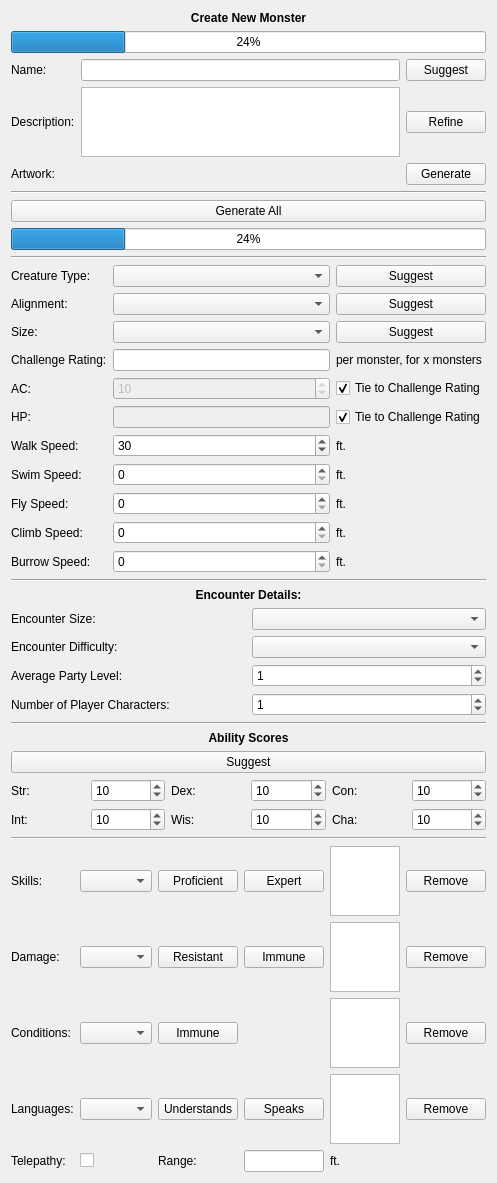
Zhendryk/monster_maker, file monster_forge/gui/view/qt_designer/monster_creation_view.ui: the form before one commit.
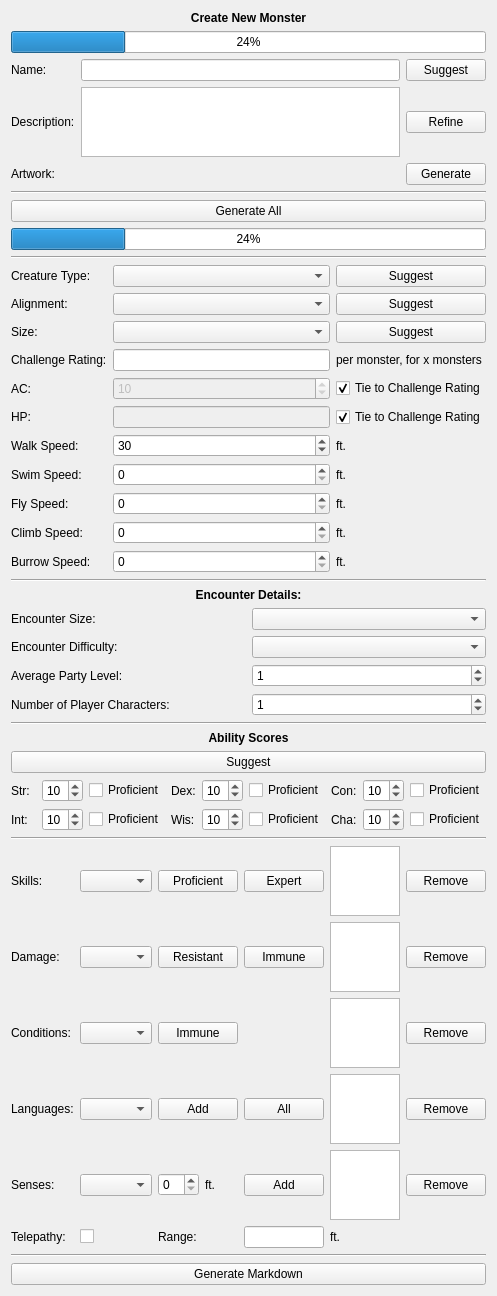
The form after the commit.

The edit to the form file:
```diff
--- a/monster_forge/gui/view/qt_designer/monster_creation_view.ui
+++ b/monster_forge/gui/view/qt_designer/monster_creation_view.ui
@@ -7,7 +7,7 @@
     <x>0</x>
     <y>0</y>
     <width>468</width>
-    <height>1042</height>
+    <height>1130</height>
    </rect>
   </property>
   <property name="windowTitle">
@@ -471,42 +471,14 @@
    </item>
    <item>
     <layout class="QGridLayout" name="gl_ability_scores">
-     <item row="0" column="2">
+     <item row="0" column="3">
       <widget class="QLabel" name="_lbl_dex">
        <property name="text">
         <string>Dex:</string>
        </property>
       </widget>
      </item>
-     <item row="0" column="4">
-      <widget class="QLabel" name="_lbl_con">
-       <property name="text">
-        <string>Con:</string>
-       </property>
-      </widget>
-     </item>
-     <item row="0" column="1">
-      <widget class="QSpinBox" name="spinbox_str">
-       <property name="value">
-        <number>10</number>
-       </property>
-      </widget>
-     </item>
-     <item row="0" column="0">
-      <widget class="QLabel" name="_lbl_str">
-       <property name="text">
-        <string>Str:</string>
-       </property>
-      </widget>
-     </item>
-     <item row="0" column="3">
-      <widget class="QSpinBox" name="spinbox_dex">
-       <property name="value">
-        <number>10</number>
-       </property>
-      </widget>
-     </item>
-     <item row="0" column="5">
+     <item row="0" column="7">
       <widget class="QSpinBox" name="spinbox_con">
        <property name="value">
         <number>10</number>
@@ -520,41 +492,111 @@
        </property>
       </widget>
      </item>
-     <item row="1" column="1">
-      <widget class="QSpinBox" name="spinbox_int">
+     <item row="0" column="1">
+      <widget class="QSpinBox" name="spinbox_str">
        <property name="value">
         <number>10</number>
        </property>
       </widget>
      </item>
-     <item row="1" column="2">
+     <item row="1" column="3">
       <widget class="QLabel" name="_lbl_wis">
        <property name="text">
         <string>Wis:</string>
        </property>
       </widget>
      </item>
-     <item row="1" column="3">
+     <item row="1" column="2">
+      <widget class="QCheckBox" name="checkbox_prof_int_st">
+       <property name="text">
+        <string>Proficient</string>
+       </property>
+      </widget>
+     </item>
+     <item row="1" column="7">
+      <widget class="QSpinBox" name="spinbox_cha">
+       <property name="value">
+        <number>10</number>
+       </property>
+      </widget>
+     </item>
+     <item row="0" column="6">
+      <widget class="QLabel" name="_lbl_con">
+       <property name="text">
+        <string>Con:</string>
+       </property>
+      </widget>
+     </item>
+     <item row="1" column="4">
       <widget class="QSpinBox" name="spinbox_wis">
        <property name="value">
         <number>10</number>
        </property>
       </widget>
      </item>
-     <item row="1" column="4">
+     <item row="0" column="2">
+      <widget class="QCheckBox" name="checkbox_prof_str_st">
+       <property name="text">
+        <string>Proficient</string>
+       </property>
+      </widget>
+     </item>
+     <item row="1" column="5">
+      <widget class="QCheckBox" name="checkbox_prof_wis_st">
+       <property name="text">
+        <string>Proficient</string>
+       </property>
+      </widget>
+     </item>
+     <item row="0" column="0">
+      <widget class="QLabel" name="_lbl_str">
+       <property name="text">
+        <string>Str:</string>
+       </property>
+      </widget>
+     </item>
+     <item row="1" column="1">
+      <widget class="QSpinBox" name="spinbox_int">
+       <property name="value">
+        <number>10</number>
+       </property>
+      </widget>
+     </item>
+     <item row="1" column="6">
       <widget class="QLabel" name="_lbl_cha">
        <property name="text">
         <string>Cha:</string>
        </property>
       </widget>
      </item>
-     <item row="1" column="5">
-      <widget class="QSpinBox" name="spinbox_cha">
+     <item row="0" column="4">
+      <widget class="QSpinBox" name="spinbox_dex">
        <property name="value">
         <number>10</number>
        </property>
       </widget>
      </item>
+     <item row="0" column="5">
+      <widget class="QCheckBox" name="checkbox_prof_dex_st">
+       <property name="text">
+        <string>Proficient</string>
+       </property>
+      </widget>
+     </item>
+     <item row="0" column="8">
+      <widget class="QCheckBox" name="checkbox_prof_con_st">
+       <property name="text">
+        <string>Proficient</string>
+       </property>
+      </widget>
+     </item>
+     <item row="1" column="8">
+      <widget class="QCheckBox" name="checkbox_prof_cha_st">
+       <property name="text">
+        <string>Proficient</string>
+       </property>
+      </widget>
+     </item>
     </layout>
    </item>
    <item>
@@ -566,6 +608,16 @@
    </item>
    <item>
     <layout class="QGridLayout" name="gl_skills">
+     <item row="0" column="3">
+      <widget class="QPushButton" name="btn_expert_skill">
+       <property name="text">
+        <string>Expert</string>
+       </property>
+      </widget>
+     </item>
+     <item row="1" column="1">
+      <widget class="QComboBox" name="cb_damage"/>
+     </item>
      <item row="2" column="5">
       <widget class="QPushButton" name="btn_remove_condition">
        <property name="text">
@@ -573,15 +625,22 @@
        </property>
       </widget>
      </item>
-     <item row="4" column="0">
-      <widget class="QLabel" name="_lbl_telepathy">
+     <item row="1" column="3">
+      <widget class="QPushButton" name="btn_immune_damage">
        <property name="text">
-        <string>Telepathy:</string>
+        <string>Immune</string>
        </property>
       </widget>
      </item>
-     <item row="2" column="4">
-      <widget class="QListWidget" name="listview_conditions"/>
+     <item row="1" column="4">
+      <widget class="QListWidget" name="listview_damage"/>
+     </item>
+     <item row="2" column="2">
+      <widget class="QPushButton" name="btn_immune_condition">
+       <property name="text">
+        <string>Immune</string>
+       </property>
+      </widget>
      </item>
      <item row="3" column="0">
       <widget class="QLabel" name="_lbl_languages">
@@ -590,22 +649,16 @@
        </property>
       </widget>
      </item>
-     <item row="0" column="2">
-      <widget class="QPushButton" name="btn_proficient_skill">
+     <item row="2" column="4">
+      <widget class="QListWidget" name="listview_conditions"/>
+     </item>
+     <item row="5" column="0">
+      <widget class="QLabel" name="_lbl_telepathy">
        <property name="text">
-        <string>Proficient</string>
+        <string>Telepathy:</string>
        </property>
       </widget>
      </item>
-     <item row="3" column="1">
-      <widget class="QComboBox" name="cb_languages"/>
-     </item>
-     <item row="0" column="1">
-      <widget class="QComboBox" name="cb_skills"/>
-     </item>
-     <item row="1" column="4">
-      <widget class="QListWidget" name="listview_damage"/>
-     </item>
      <item row="2" column="0">
       <widget class="QLabel" name="_lbl_conditions">
        <property name="text">
@@ -613,57 +666,44 @@
        </property>
       </widget>
      </item>
-     <item row="1" column="0">
-      <widget class="QLabel" name="_lbl_dmg">
-       <property name="text">
-        <string>Damage:</string>
-       </property>
-      </widget>
-     </item>
-     <item row="3" column="4">
-      <widget class="QListWidget" name="listview_languages"/>
-     </item>
-     <item row="1" column="3">
-      <widget class="QPushButton" name="btn_immune_damage">
-       <property name="text">
-        <string>Immune</string>
-       </property>
-      </widget>
-     </item>
      <item row="3" column="3">
-      <widget class="QPushButton" name="btn_speaks_language">
+      <widget class="QPushButton" name="btn_all_languages">
        <property name="text">
-        <string>Speaks</string>
+        <string>All</string>
        </property>
       </widget>
      </item>
-     <item row="4" column="3">
+     <item row="5" column="1">
+      <widget class="QCheckBox" name="checkbox_telepathy">
+       <property name="text">
+        <string/>
+       </property>
+      </widget>
+     </item>
+     <item row="5" column="3">
       <widget class="QLineEdit" name="lineedit_telepathy_range"/>
      </item>
-     <item row="2" column="2">
-      <widget class="QPushButton" name="btn_immune_condition">
+     <item row="0" column="5">
+      <widget class="QPushButton" name="btn_remove_skill">
        <property name="text">
-        <string>Immune</string>
+        <string>Remove</string>
        </property>
       </widget>
      </item>
-     <item row="3" column="2">
-      <widget class="QPushButton" name="btn_understands_language">
-       <property name="text">
-        <string>Understands</string>
-       </property>
-      </widget>
-     </item>
-     <item row="0" column="4">
-      <widget class="QListWidget" name="listview_skills"/>
-     </item>
-     <item row="4" column="4">
+     <item row="5" column="4">
       <widget class="QLabel" name="_lbl_ft">
        <property name="text">
         <string>ft.</string>
        </property>
       </widget>
      </item>
+     <item row="1" column="2">
+      <widget class="QPushButton" name="btn_resistant_damage">
+       <property name="text">
+        <string>Resistant</string>
+       </property>
+      </widget>
+     </item>
      <item row="1" column="5">
       <widget class="QPushButton" name="btn_remove_damage">
        <property name="text">
@@ -671,19 +711,21 @@
        </property>
       </widget>
      </item>
-     <item row="0" column="3">
-      <widget class="QPushButton" name="btn_expert_skill">
+     <item row="3" column="2">
+      <widget class="QPushButton" name="btn_add_language">
        <property name="text">
-        <string>Expert</string>
+        <string>Add</string>
        </property>
       </widget>
      </item>
-     <item row="0" column="0">
-      <widget class="QLabel" name="_lbl_skills">
-       <property name="text">
-        <string>Skills:</string>
-       </property>
-      </widget>
+     <item row="3" column="1">
+      <widget class="QComboBox" name="cb_languages"/>
+     </item>
+     <item row="0" column="4">
+      <widget class="QListWidget" name="listview_skills"/>
+     </item>
+     <item row="0" column="1">
+      <widget class="QComboBox" name="cb_skills"/>
      </item>
      <item row="3" column="5">
       <widget class="QPushButton" name="btn_remove_language">
@@ -692,42 +734,97 @@
        </property>
       </widget>
      </item>
-     <item row="0" column="5">
-      <widget class="QPushButton" name="btn_remove_skill">
+     <item row="0" column="2">
+      <widget class="QPushButton" name="btn_proficient_skill">
        <property name="text">
-        <string>Remove</string>
+        <string>Proficient</string>
        </property>
       </widget>
      </item>
-     <item row="1" column="1">
-      <widget class="QComboBox" name="cb_damage"/>
-     </item>
-     <item row="1" column="2">
-      <widget class="QPushButton" name="btn_resistant_damage">
+     <item row="1" column="0">
+      <widget class="QLabel" name="_lbl_dmg">
        <property name="text">
-        <string>Resistant</string>
+        <string>Damage:</string>
        </property>
       </widget>
      </item>
-     <item row="4" column="2">
+     <item row="3" column="4">
+      <widget class="QListWidget" name="listview_languages"/>
+     </item>
+     <item row="5" column="2">
       <widget class="QLabel" name="_lbl_range">
        <property name="text">
         <string>Range:</string>
        </property>
       </widget>
      </item>
-     <item row="4" column="1">
-      <widget class="QCheckBox" name="checkbox_telepathy">
-       <property name="text">
-        <string/>
-       </property>
-      </widget>
-     </item>
      <item row="2" column="1">
       <widget class="QComboBox" name="cb_conditions"/>
      </item>
+     <item row="0" column="0">
+      <widget class="QLabel" name="_lbl_skills">
+       <property name="text">
+        <string>Skills:</string>
+       </property>
+      </widget>
+     </item>
+     <item row="4" column="0">
+      <widget class="QLabel" name="label">
+       <property name="text">
+        <string>Senses:</string>
+       </property>
+      </widget>
+     </item>
+     <item row="4" column="1">
+      <widget class="QComboBox" name="cb_senses"/>
+     </item>
+     <item row="4" column="2">
+      <layout class="QHBoxLayout" name="horizontalLayout">
+       <item>
+        <widget class="QSpinBox" name="spinbox_sense_range"/>
+       </item>
+       <item>
+        <widget class="QLabel" name="_lbl_sense_range_ft">
+         <property name="text">
+          <string>ft.</string>
+         </property>
+        </widget>
+       </item>
+      </layout>
+     </item>
+     <item row="4" column="3">
+      <widget class="QPushButton" name="btn_add_sense">
+       <property name="text">
+        <string>Add</string>
+       </property>
+      </widget>
+     </item>
+     <item row="4" column="4">
+      <widget class="QListWidget" name="listview_senses"/>
+     </item>
+     <item row="4" column="5">
+      <widget class="QPushButton" name="btn_remove_sense">
+       <property name="text">
+        <string>Remove</string>
+       </property>
+      </widget>
+     </item>
     </layout>
    </item>
+   <item>
+    <widget class="Line" name="line_2">
+     <property name="orientation">
+      <enum>Qt::Horizontal</enum>
+     </property>
+    </widget>
+   </item>
+   <item>
+    <widget class="QPushButton" name="btn_generate_markdown">
+     <property name="text">
+      <string>Generate Markdown</string>
+     </property>
+    </widget>
+   </item>
   </layout>
  </widget>
  <resources/>
```
